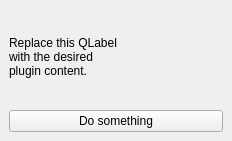
Above: inaturalist_qgis_dockwidget_base.ui from jonathonprehn/inaturalist_qgis before the change. Below: the same form after it.
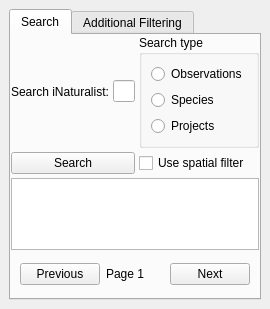
That is the form after the change.

Commit message: Missed some files. Need to improve observation search, but basic searching works

```diff
--- a/inaturalist_qgis_dockwidget_base.ui
+++ b/inaturalist_qgis_dockwidget_base.ui
@@ -14,26 +14,172 @@
    <string>INaturalist for QGIS</string>
   </property>
   <widget class="QWidget" name="dockWidgetContents">
-   <layout class="QGridLayout" name="gridLayout">
+      <layout class="QVBoxLayout" name="dockWidgetTabWidgetLayout">
+      <item>
+        <widget class="QTabWidget" name="dockWidgetTabWidget">
+        <widget class="QWidget" name="tabSearch">
+          <attribute name="title">
+            <string>Search</string>
+          </attribute>
+            
+          <layout class="QVBoxLayout" name="verticalLayout">
+              <property name="spacing">
+              <number>4</number>
+              </property>
+              <property name="leftMargin">
+              <number>0</number>
+              </property>
+              <property name="topMargin">
+              <number>0</number>
+              </property>
+              <property name="rightMargin">
+              <number>0</number>
+              </property>
+              <property name="bottomMargin">
+              <number>4</number>
+              </property>
+              <item>
+                <layout class="QGridLayout" name="searchControls">
+                
     <item row="0" column="0">
-     <widget class="QLabel" name="label">
+                  <layout class="QHBoxLayout" name="txtSearchBoxLayout">
+                  <item>
+                    <widget class="QLabel" name="txtSearchBoxLbl">
       <property name="text">
-       <string>Replace this QLabel
-with the desired
-plugin content.</string>
+                        <string>Search iNaturalist:</string>
       </property>
      </widget>
     </item>
+                  <item>
+                    <widget class="QLineEdit" name="txtSearchBox">
+                      <property name="toolTip">
+                        <string>Search iNaturalist for observations.</string>
+                      </property>
+                    </widget>
+                  </item>
+                  </layout>
+                </item>
+
+                <item row="0" column="1">
+                    <widget class="QGroupBox" name="groupBoxSearchType">
+                    <property name="title">
+                      <string>Search type</string>
+                    </property>
+                    <layout class="QVBoxLayout" name="groupBoxSearchTypeLayout">
+                      <item>
+                        <widget class="QRadioButton" name="searchTypeObservations">
+                          <property name="text">
+                            <string>Observations</string>
+                          </property>
+                        </widget>
+                      </item>
+                      <item>
+                        <widget class="QRadioButton" name="searchTypeSpecies">
+                          <property name="text">
+                          <string>Species</string>
+                          </property>
+                        </widget>
+                      </item>
+                      <item>
+                        <widget class="QRadioButton" name="searchTypeProjects">
+                          <property name="text">
+                          <string>Projects</string>
+                          </property>
+                        </widget>
+                      </item>
+                    </layout>
+                    </widget>
+                </item>
+            
+
     <item row="1" column="0">
      <widget class="QPushButton" name="btnQueryData">
       <property name="text">
-      <string>Do something</string>
+                      <string>Search</string>
       </property>
       </widget>
     </item>
-   </layout>
-  </widget>
- </widget>
+
+                <item row="1" column="1">
+                  <widget class="QCheckBox" name="cbSpatialFilter">
+                    <property name="text">
+                      <string>Use spatial filter</string>
+                    </property>
+                  </widget>
+                </item>
+
+                </layout>
+              </item>
+              <item>
+                <widget class="QListWidget" name="searchResult">
+                  <property name="sizePolicy">
+                  <sizepolicy hsizetype="Expanding" vsizetype="Expanding">
+                    <horstretch>0</horstretch>
+                    <verstretch>0</verstretch>
+                  </sizepolicy>
+                  </property>
+                  <property name="alternatingRowColors">
+                  <bool>true</bool>
+                  </property>
+                  <property name="iconSize">
+                  <size>
+                    <width>24</width>
+                    <height>24</height>
+                  </size>
+                  </property>
+                </widget>
+              </item>
+              <item>
+                <widget class="QWidget" name="paginationControls">
+                  <layout class="QHBoxLayout" name="paginationControlsLayout">
+                      <item>
+                        <widget class="QPushButton" name="paginationPrevPage">
+                            <property name="text">
+                                <string>Previous</string>
+                            </property>
+                        </widget>
+                      </item>
+                      <item>
+                        <widget class="QLabel" name="paginationPageLabel">
+                            <property name="text">
+                                <string>Page 1</string>
+                            </property>
+                        </widget>
+                      </item>
+                      <item>
+                        <widget class="QPushButton" name="paginationNextPage">
+                            <property name="text">
+                                <string>Next</string>
+                            </property>
+                        </widget>
+                      </item>
+                  </layout>
+                </widget>
+              </item>
+            </layout>
+            </widget><!--end tab 1-->
+            
+            <widget class="QWidget" name="tabAdditionalFiltering">
+              <attribute name="title">
+                <string>Additional Filtering</string>
+              </attribute>
+              
+              <layout class="QVBoxLayout" name="verticalLayout">
+                <item>
+                  <widget class="QLabel" name="testLbl">
+                    <property name="text">
+                      <string>Nothing here yet!</string>
+                    </property>
+                  </widget>
+                </item>
+              </layout>
+          </widget><!--end tab 2-->
+
+        </widget><!--end tab widget-->
+    </item>
+    </layout>
+  </widget><!--end dock contents-->
+ </widget><!--end dock itself-->
  <resources/>
  <connections/>
 </ui>
```
Lines whose indentation alone changed are shown as unchanged. The commit also changes 4 other files.
